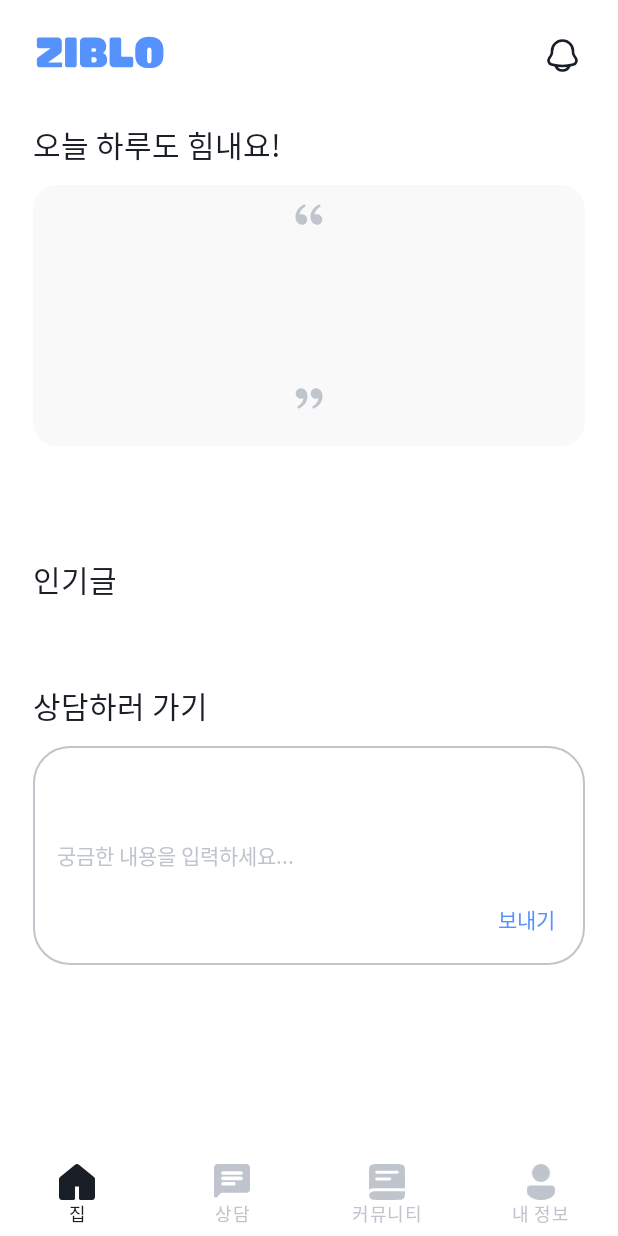
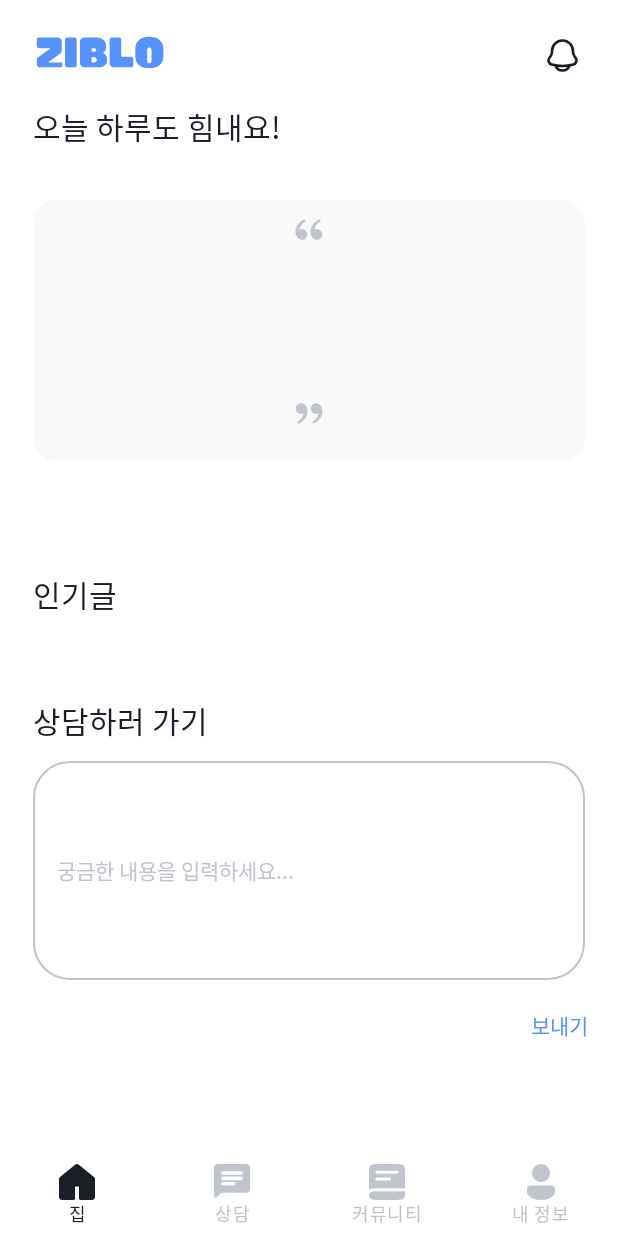
Before and after one commit to ryujisung/zibro, an Android app: the screen it shows after launch once a user with an empty profile is signed in (MainActivity), on a phone screen of 412 x 824 dp. Run offline under Robolectric (Android 15) with nearby library versions, the phone set to English and light mode, and no system bars; our stand-ins replace Firebase (no records; nobody signed in at launch, a user with empty details on screens opened directly), data binding.

```diff
--- a/app/src/main/java/com/example/zibro/ui/home/HomeFragment.kt
+++ b/app/src/main/java/com/example/zibro/ui/home/HomeFragment.kt
@@ -61,9 +61,12 @@ class HomeFragment : BaseFragment<FragmentHomeBinding>(R.layout.fragment_home) {
                 val articles = mutableListOf<Article>()
                 for (document in documents) {
                     val article = document.toObject(Article::class.java)
-                    articles.add(article)
+                    for (i in 0..10)
+                        articles.add(article)
                 }
-                hotCommunityAdapter.setChatRooms(articles)
+                articles.sortByDescending { it.view }
+                val topArticles = articles.take(3)
+                hotCommunityAdapter.setChatRooms(topArticles)
             }
     }
 }
--- a/app/src/main/res/layout/fragment_home.xml
+++ b/app/src/main/res/layout/fragment_home.xml
@@ -7,7 +7,6 @@
         <variable
             name="phrase"
             type="String" />
-
     </data>
 
     <androidx.constraintlayout.widget.ConstraintLayout
@@ -33,16 +32,21 @@
             app:layout_constraintTop_toTopOf="parent"
             app:layout_constraintEnd_toEndOf="parent"/>
 
+        <!-- ScrollView 추가 시작 -->
+        <ScrollView
+            android:layout_width="match_parent"
+            android:layout_height="0dp"
+            android:layout_marginTop="22dp"
+            app:layout_constraintTop_toBottomOf="@id/title"
+            app:layout_constraintBottom_toBottomOf="parent">
+
             <LinearLayout
-            android:id="@+id/home1"
                 android:layout_width="match_parent"
                 android:layout_height="wrap_content"
-            app:layout_constraintTop_toBottomOf="@id/title"
-            android:orientation="vertical"
-            android:layout_marginTop="12dp"
-            android:padding="22dp">
+                android:orientation="vertical">
 
                 <TextView
+                    android:layout_marginStart="22dp"
                     android:id="@+id/small_title"
                     android:layout_width="wrap_content"
                     android:layout_height="wrap_content"
@@ -51,7 +55,8 @@
 
                 <FrameLayout
                     android:layout_width="match_parent"
-                android:layout_height="wrap_content">
+                    android:layout_height="wrap_content"
+                    android:layout_margin="22dp">
 
                     <ImageView
                         android:id="@+id/box"
@@ -84,7 +89,6 @@
                         android:layout_gravity="center"/>
 
                 </FrameLayout>
-        </LinearLayout>
 
                 <TextView
                     android:id="@+id/small_title2"
@@ -93,19 +97,13 @@
                     android:text="인기글"
                     android:textSize="20sp"
                     android:layout_marginTop="52dp"
-            android:layout_marginStart="22dp"
-            app:layout_constraintTop_toBottomOf="@id/home1"
-            app:layout_constraintStart_toStartOf="parent"/>
+                    android:layout_marginStart="22dp"/>
 
                 <androidx.recyclerview.widget.RecyclerView
                     android:id="@+id/recycler_hotcommunity"
-            android:layout_width="wrap_content"
+                    android:layout_width="match_parent"
                     android:layout_height="wrap_content"
                     android:layout_marginTop="22dp"
-            app:layout_constraintEnd_toEndOf="parent"
-            app:layout_constraintHorizontal_bias="0.0"
-            app:layout_constraintStart_toStartOf="parent"
-            app:layout_constraintTop_toBottomOf="@+id/small_title2"
                     tools:listitem="@layout/item_article" />
 
                 <TextView
@@ -115,9 +113,7 @@
                     android:text="상담하러 가기"
                     android:textSize="20sp"
                     android:layout_marginTop="32dp"
-            android:layout_marginStart="22dp"
-            app:layout_constraintTop_toBottomOf="@id/recycler_hotcommunity"
-            app:layout_constraintStart_toStartOf="parent"/>
+                    android:layout_marginStart="22dp"/>
 
                 <EditText
                     android:id="@+id/edt_counsel"
@@ -129,8 +125,7 @@
                     android:padding="16dp"
                     android:layout_marginTop="12dp"
                     android:layout_marginStart="22dp"
-            android:layout_marginEnd="22dp"
-            app:layout_constraintTop_toBottomOf="@id/small_title3"/>
+                    android:layout_marginEnd="22dp"/>
 
                 <TextView
                     android:layout_width="wrap_content"
@@ -139,8 +134,10 @@
                     android:textSize="14sp"
                     android:textColor="@color/main"
                     android:layout_margin="20dp"
-            app:layout_constraintEnd_toEndOf="@id/edt_counsel"
-            app:layout_constraintBottom_toBottomOf="@id/edt_counsel"/>
+                    android:layout_gravity="end"/>
+            </LinearLayout>
+        </ScrollView>
+        <!-- ScrollView 추가 끝 -->
 
     </androidx.constraintlayout.widget.ConstraintLayout>
 </layout>
```
Lines whose indentation alone changed are shown as unchanged.
